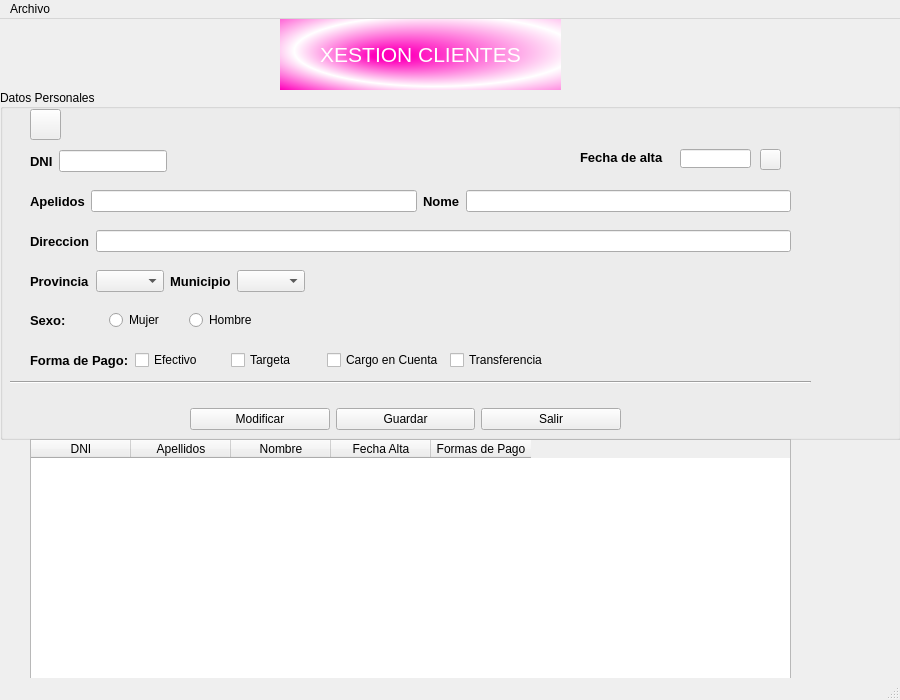
Old version of the form window.ui in the repository PortelaAtenea/BasicInterface.
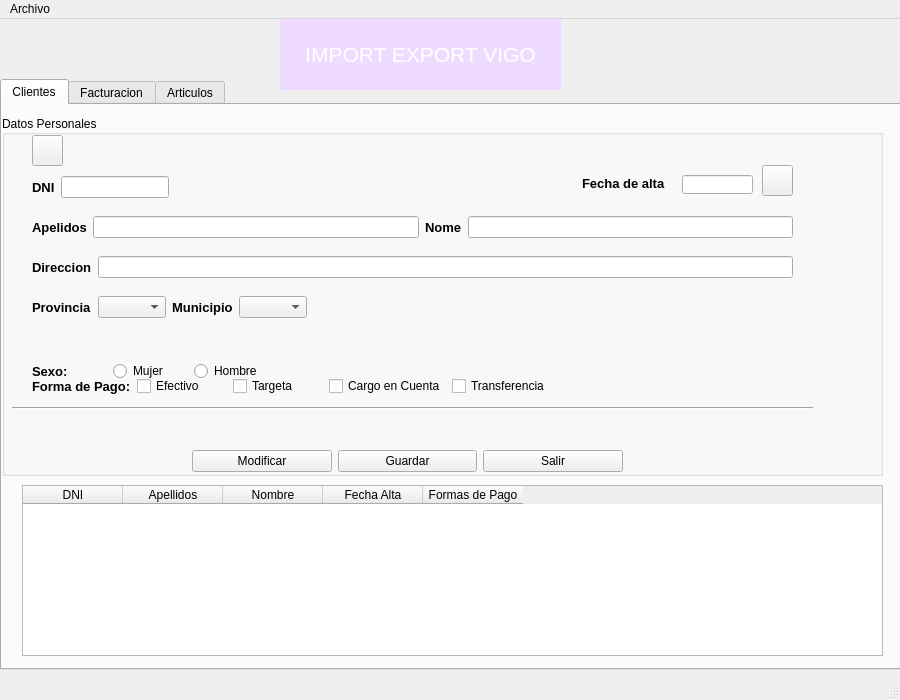
New version of the form. Icons and pictures are not drawn.

Commit message: Modulo cliente

```diff
--- a/window.ui
+++ b/window.ui
@@ -42,22 +42,38 @@
      <string notr="true">color: rgb(255, 255, 255);
 border-color: rgb(0, 0, 0);
 font: 16pt &quot;Arial&quot;;
-background-color:qradialgradient(spread:reflect, cx:0.551, cy:0.448864, radius:0.5, fx:0.369, fy:0.528, stop:0.125 rgba(255, 0, 187, 255), stop:1 rgba(255, 255, 255, 255))</string>
+background-color: rgb(239, 219, 255);</string>
     </property>
     <property name="text">
-     <string>XESTION CLIENTES</string>
+     <string>IMPORT EXPORT VIGO</string>
     </property>
     <property name="alignment">
      <set>Qt::AlignCenter</set>
     </property>
    </widget>
-   <widget class="QGroupBox" name="groupBox">
+   <widget class="QTabWidget" name="tabPrograma">
     <property name="geometry">
      <rect>
       <x>0</x>
-      <y>70</y>
+      <y>60</y>
       <width>901</width>
-      <height>351</height>
+      <height>591</height>
+     </rect>
+    </property>
+    <property name="currentIndex">
+     <number>0</number>
+    </property>
+    <widget class="QWidget" name="tabClientes_2">
+     <attribute name="title">
+      <string>Clientes</string>
+     </attribute>
+     <widget class="QGroupBox" name="groupBox">
+      <property name="geometry">
+       <rect>
+        <x>0</x>
+        <y>10</y>
+        <width>881</width>
+        <height>361</height>
      </rect>
     </property>
     <property name="title">
@@ -268,8 +284,8 @@
       <rect>
        <x>30</x>
        <y>220</y>
-       <width>232</width>
-       <height>22</height>
+         <width>237</width>
+         <height>73</height>
       </rect>
      </property>
      <layout class="QHBoxLayout" name="horizontalLayout_4">
@@ -376,6 +392,15 @@
           <verstretch>0</verstretch>
          </sizepolicy>
         </property>
+          <property name="font">
+           <font>
+            <family>Arial</family>
+            <pointsize>14</pointsize>
+            <weight>9</weight>
+            <italic>false</italic>
+            <bold>false</bold>
+           </font>
+          </property>
         <property name="styleSheet">
          <string notr="true">font: 75 14pt &quot;Arial&quot;;</string>
         </property>
@@ -390,9 +415,9 @@
      <property name="geometry">
       <rect>
        <x>760</x>
-       <y>60</y>
-       <width>21</width>
-       <height>21</height>
+         <y>50</y>
+         <width>31</width>
+         <height>31</height>
       </rect>
      </property>
      <property name="text">
@@ -402,6 +427,12 @@
       <iconset>
        <normaloff>img/calendario.png</normaloff>img/calendario.png</iconset>
      </property>
+       <property name="iconSize">
+        <size>
+         <width>25</width>
+         <height>25</height>
+        </size>
+       </property>
     </widget>
     <widget class="QLabel" name="lblFechaAlta">
      <property name="geometry">
@@ -442,7 +473,7 @@
        <x>190</x>
        <y>310</y>
        <width>431</width>
-       <height>41</height>
+         <height>73</height>
       </rect>
      </property>
      <layout class="QHBoxLayout" name="horizontalLayout_7">
@@ -500,8 +531,8 @@
      </property>
      <property name="iconSize">
       <size>
-       <width>20</width>
-       <height>20</height>
+         <width>25</width>
+         <height>25</height>
       </size>
      </property>
     </widget>
@@ -509,10 +540,10 @@
    <widget class="QTableWidget" name="tabClientes">
     <property name="geometry">
      <rect>
-      <x>30</x>
-      <y>420</y>
-      <width>761</width>
-      <height>261</height>
+        <x>20</x>
+        <y>380</y>
+        <width>861</width>
+        <height>171</height>
      </rect>
     </property>
     <property name="alternatingRowColors">
@@ -544,9 +575,44 @@
      </property>
     </column>
    </widget>
-   <zorder>groupBox</zorder>
-   <zorder>lblTitulo</zorder>
-   <zorder>tabClientes</zorder>
+    </widget>
+    <widget class="QWidget" name="tabFacturacion">
+     <attribute name="title">
+      <string>Facturacion</string>
+     </attribute>
+     <widget class="QLabel" name="label">
+      <property name="geometry">
+       <rect>
+        <x>360</x>
+        <y>250</y>
+        <width>341</width>
+        <height>251</height>
+       </rect>
+      </property>
+      <property name="text">
+       <string>EN COSTRUCCION PANEL FACTURACION</string>
+      </property>
+     </widget>
+    </widget>
+    <widget class="QWidget" name="tabArticulos">
+     <attribute name="title">
+      <string>Articulos</string>
+     </attribute>
+     <widget class="QLabel" name="label_2">
+      <property name="geometry">
+       <rect>
+        <x>230</x>
+        <y>110</y>
+        <width>341</width>
+        <height>251</height>
+       </rect>
+      </property>
+      <property name="text">
+       <string>EN COSTRUCCION PANEL Articulos</string>
+      </property>
+     </widget>
+    </widget>
+   </widget>
   </widget>
   <widget class="QMenuBar" name="menubar">
    <property name="geometry">
```
Lines whose indentation alone changed are shown as unchanged. The commit also changes 3 other files.
